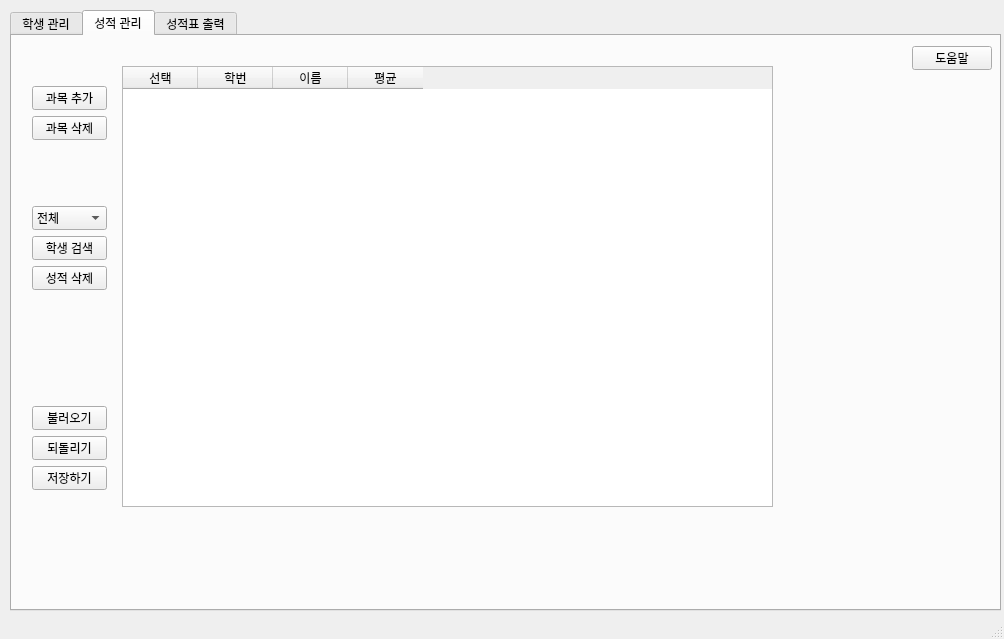
The window that QManager/manager.ui (mekhanjc/student_grade_manager) describes before a commit, drawn with Qt 5.
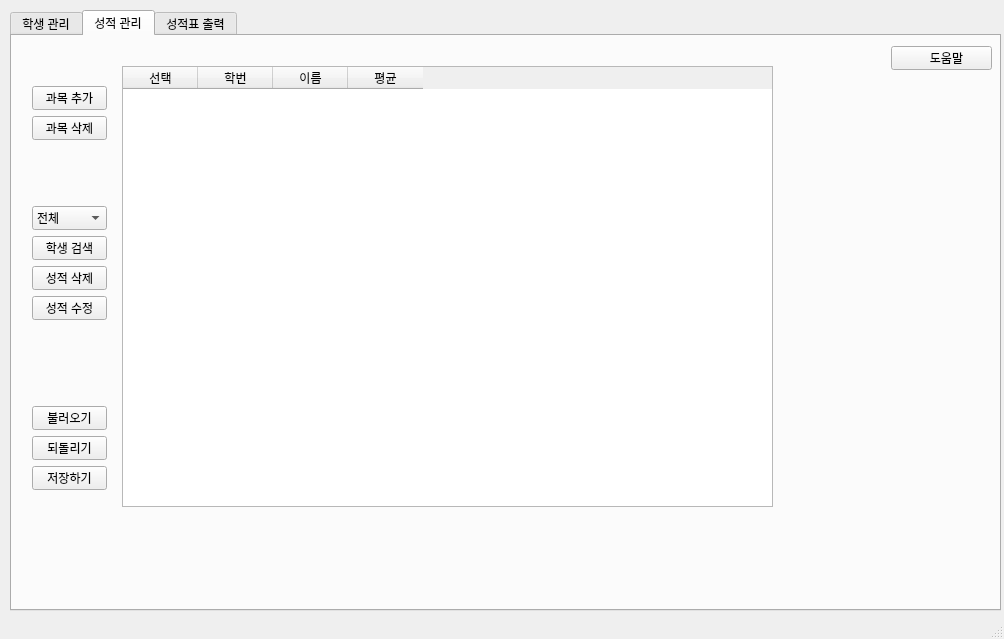
The same window after the commit. The open tabs and pages were chosen to show the change.

```diff
--- a/QManager/manager.ui
+++ b/QManager/manager.ui
@@ -492,12 +492,16 @@
      <widget class="QPushButton" name="helppushButton_2">
       <property name="geometry">
        <rect>
-        <x>900</x>
+        <x>879</x>
         <y>10</y>
-        <width>80</width>
+        <width>101</width>
         <height>24</height>
        </rect>
       </property>
+      <property name="styleSheet">
+       <string notr="true">padding-left: 10px;
+text-align: center;</string>
+      </property>
       <property name="text">
        <string>도움말</string>
       </property>
@@ -527,6 +531,22 @@
        </property>
       </item>
      </widget>
+     <widget class="QPushButton" name="deleteGradeButton_2">
+      <property name="geometry">
+       <rect>
+        <x>20</x>
+        <y>260</y>
+        <width>75</width>
+        <height>24</height>
+       </rect>
+      </property>
+      <property name="toolTip">
+       <string>해당학생의 성적을 삭제합니다.</string>
+      </property>
+      <property name="text">
+       <string>성적 수정</string>
+      </property>
+     </widget>
     </widget>
     <widget class="QWidget" name="tab_3">
      <attribute name="title">
```
Left out of the diff: 20 changed lines with no effect on the pictures.
